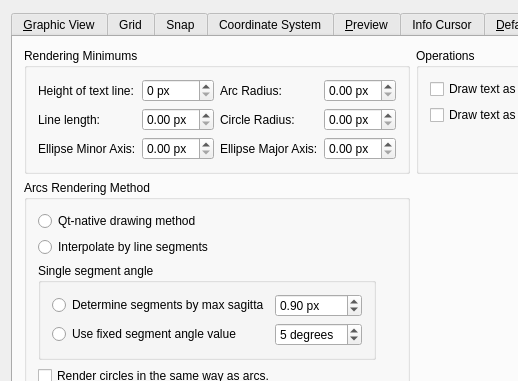
LibreCAD/LibreCAD, file librecad/src/ui/dialogs/settings/options_general/qg_dlgoptionsgeneral.ui: the form before one commit; both pictures show x 0 to 518 and y 0 to 381 of the 826 by 567 pixel window.
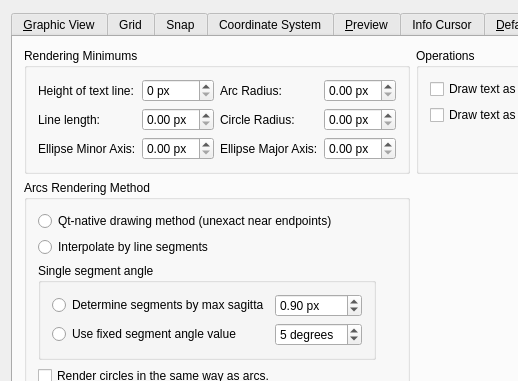
The form after the commit. Icons and pictures are not drawn. Custom widgets are drawn as their Qt base class.

The edit to the form file:
```diff
--- a/librecad/src/ui/dialogs/settings/options_general/qg_dlgoptionsgeneral.ui
+++ b/librecad/src/ui/dialogs/settings/options_general/qg_dlgoptionsgeneral.ui
@@ -5316,7 +5316,7 @@
              <string>If this method is selected, arcs are drawn using method of QT library. </string>
             </property>
             <property name="text">
-             <string>Qt-native drawing method</string>
+             <string>Qt-native drawing method (unexact near endpoints)</string>
             </property>
            </widget>
           </item>
```
Left out of the diff: 4 changed lines with no effect on the pictures.
